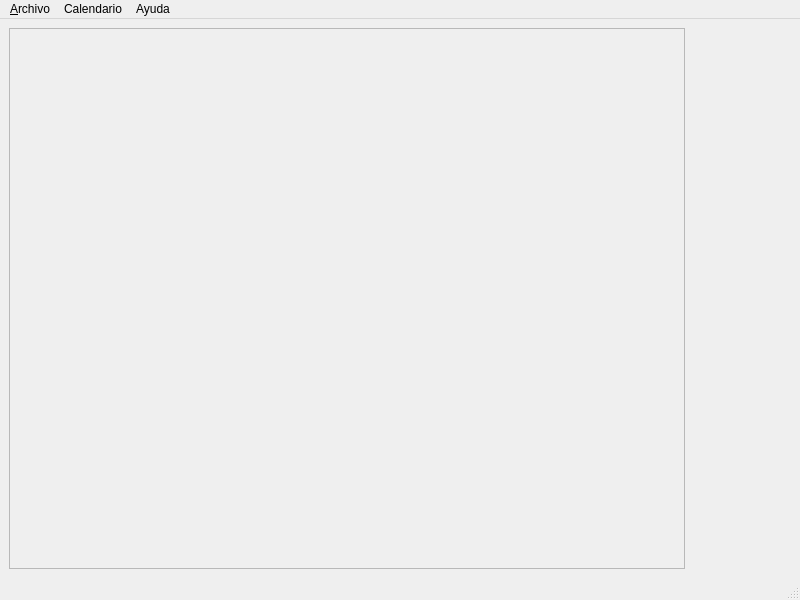
Old version of the form AbogadosDesktop/src/gui/ui/mainApp.ui in the repository ehmsoft/Desktop.
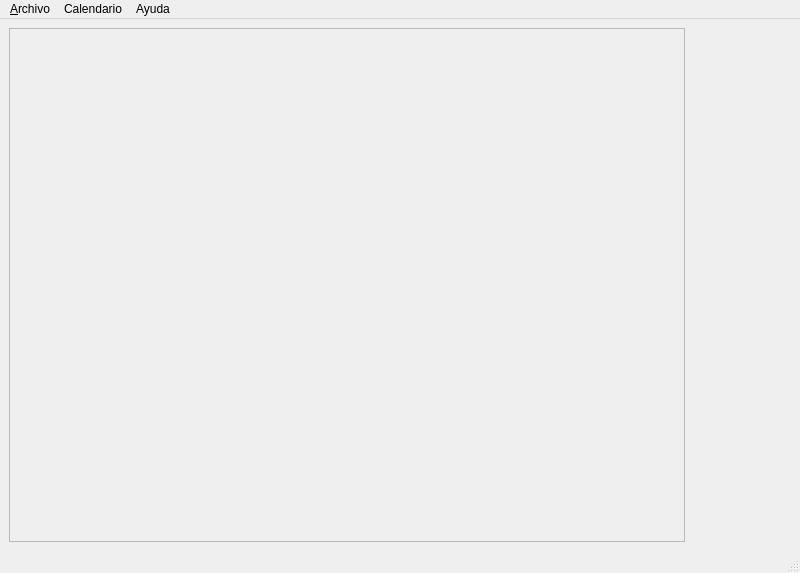
New version of the form.

Commit message: Se retira la acción de crear cita desde la pantalla inicial

Diff of the .ui file:
```diff
--- a/AbogadosDesktop/src/gui/ui/mainApp.ui
+++ b/AbogadosDesktop/src/gui/ui/mainApp.ui
@@ -7,7 +7,7 @@
     <x>0</x>
     <y>0</y>
     <width>800</width>
-    <height>600</height>
+    <height>573</height>
    </rect>
   </property>
   <property name="windowTitle">
@@ -44,8 +44,8 @@
         <rect>
          <x>0</x>
          <y>0</y>
-         <width>664</width>
-         <height>531</height>
+         <width>682</width>
+         <height>520</height>
         </rect>
        </property>
       </widget>
```
Left out of the diff: 4 changed lines with no effect on the pictures. The commit also changes 2 other files.
